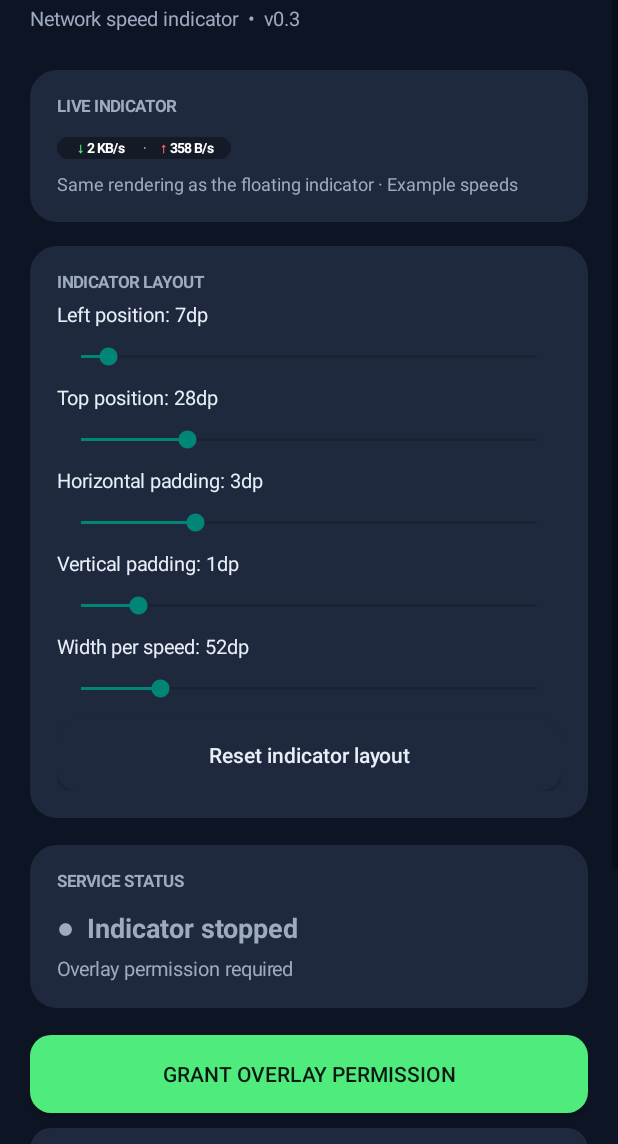
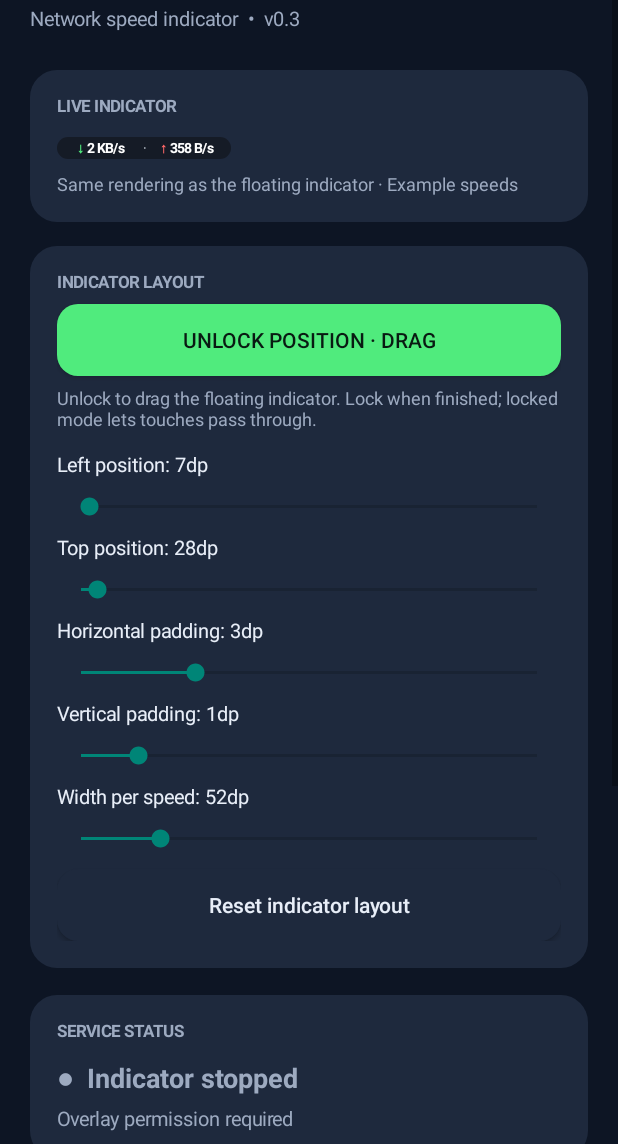
Before and after one commit to vitronews-commits/DUstatus, an Android app: the screen it shows after launch (MainActivity), after a tap on "Reset indicator layout", on a phone screen of 412 x 824 dp, the part 92-1236 px from its top. Run offline under Robolectric (Android 15) with nearby library versions, the phone set to English and light mode, and no system bars; 2 other taps on this screen came first.

Commit message:
Add unlock/lock drag control and expanded position sliders to DUstatus settings

```diff
--- a/app/src/main/java/com/dustatus/app/MainActivity.kt
+++ b/app/src/main/java/com/dustatus/app/MainActivity.kt
@@ -131,8 +131,29 @@ class MainActivity : Activity() {
    controls.addView(label)
    controls.addView(seek, LinearLayout.LayoutParams(-1, dp(40)))
   }
-  control("Left position", "position_x", 0, 120, 7)
-  control("Top position", "position_y", 0, 120, 28)
+  val dragButton = Button(this).apply {
+   isAllCaps = false
+   setTextColor(Color.rgb(9, 26, 18))
+   background = shape(green, 14)
+  }
+  fun updateDragButton() {
+   val unlocked = prefs.getBoolean("drag_unlocked", false)
+   dragButton.text = if (unlocked) "LOCK POSITION" else "UNLOCK POSITION · DRAG"
+   dragButton.setTextColor(if (unlocked) ink else Color.rgb(9, 26, 18))
+   dragButton.background = shape(if (unlocked) Color.rgb(92, 109, 139) else green, 14)
+  }
+  dragButton.setOnClickListener {
+   val unlocked = !prefs.getBoolean("drag_unlocked", false)
+   prefs.edit().putBoolean("drag_unlocked", unlocked).apply()
+   updateDragButton()
+  }
+  updateDragButton()
+  controls.addView(dragButton, LinearLayout.LayoutParams(-1, dp(48)))
+  addSpace(controls, 8)
+  controls.addView(text("Unlock to drag the floating indicator. Lock when finished; locked mode lets touches pass through.", 12f, muted))
+  addSpace(controls, 16)
+  control("Left position", "position_x", 0, 400, 7)
+  control("Top position", "position_y", 0, 800, 28)
   control("Horizontal padding", "padding_x", 0, 12, 3)
   control("Vertical padding", "padding_y", 0, 8, 1)
   control("Width per speed", "field_width", 44, 90, 52)
@@ -142,7 +163,7 @@ class MainActivity : Activity() {
    setOnClickListener {
     prefs.edit().putInt("position_x", 7).putInt("position_y", 28)
      .putInt("padding_x", 3).putInt("padding_y", 1)
-     .putInt("field_width", 52).apply()
+     .putInt("field_width", 52).putBoolean("drag_unlocked", false).apply()
     indicatorPreview.applySettings(prefs)
     // Recreate sliders to reflect restored settings.
     recreate()
```
